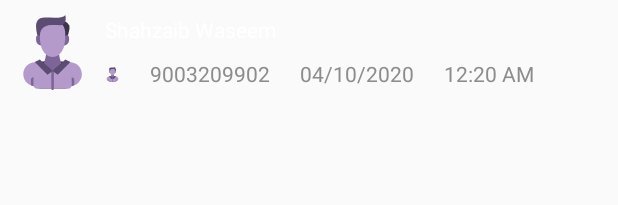
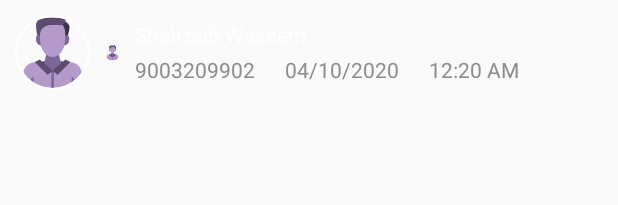
Before and after one commit to ShahzaibWaseem/phoneApp-AndroidViewPager, an Android app: the layout call_logs_list_item.xml on its own in the app's theme, with its tools: preview values and no code run, on a phone screen of 412 x 824 dp. Shown: the top 205 px of the screen. Run offline under Robolectric (Android 15) with nearby library versions, the phone set to English and light mode, and no system bars.

Commit message:
layout alignment call_logs_list_item.xml and contact_list_item.xml

```diff
--- a/app/src/main/res/layout/call_logs_list_item.xml
+++ b/app/src/main/res/layout/call_logs_list_item.xml
@@ -6,13 +6,15 @@
     android:padding="10dp"
     xmlns:app="http://schemas.android.com/apk/res-auto">
 
-    <ImageView
+    <de.hdodenhof.circleimageview.CircleImageView
         android:id="@+id/callLogImage"
         android:layout_width="50dp"
         android:layout_height="50dp"
         android:src="@drawable/ic_person_placeholder"
         app:layout_constraintTop_toTopOf="parent"
-        app:layout_constraintStart_toStartOf="parent"/>
+        app:layout_constraintStart_toStartOf="parent"
+        app:civ_border_width="1dp"
+        app:civ_border_color="#FFF"/>
 
     <TextView
         android:id="@+id/callLogName"
@@ -22,25 +24,28 @@
         android:textColor="@color/design_default_color_on_primary"
         tools:text="Shahzaib Waseem"
         app:layout_constraintTop_toTopOf="parent"
-        app:layout_constraintStart_toEndOf="@+id/callLogImage"/>
+        app:layout_constraintBottom_toTopOf="@+id/callLogDescription"
+        app:layout_constraintStart_toEndOf="@+id/callTypeIcon"/>
+
+    <ImageView
+        android:id="@+id/callTypeIcon"
+        android:layout_width="10dp"
+        android:layout_height="10dp"
+        android:layout_marginStart="10dp"
+        android:src="@drawable/ic_person_placeholder"
+        app:layout_constraintTop_toTopOf="@+id/callLogImage"
+        app:layout_constraintStart_toEndOf="@+id/callLogImage"
+        app:layout_constraintBottom_toBottomOf="@+id/callLogImage"
+        app:layout_constraintEnd_toStartOf="@+id/callLogDescription"/>
 
     <androidx.constraintlayout.widget.ConstraintLayout
+        android:id="@+id/callLogDescription"
         android:layout_width="wrap_content"
         android:layout_height="20dp"
         android:layout_marginStart="10dp"
-        android:layout_marginTop="10dp"
         app:layout_constraintTop_toBottomOf="@+id/callLogName"
-        app:layout_constraintStart_toEndOf="@+id/callLogImage">
-
-        <ImageView
-            android:id="@+id/callTypeIcon"
-            android:layout_width="10dp"
-            android:layout_height="10dp"
-            android:src="@drawable/ic_person_placeholder"
-            app:layout_constraintTop_toTopOf="parent"
-            app:layout_constraintStart_toStartOf="parent"
-            app:layout_constraintEnd_toStartOf="@+id/callLogNumber"
-            app:layout_constraintBottom_toBottomOf="parent"/>
+        app:layout_constraintStart_toEndOf="@+id/callTypeIcon"
+        app:layout_constraintBottom_toBottomOf="@+id/callLogImage">
 
         <TextView
             android:id="@+id/callLogNumber"
@@ -48,10 +53,9 @@
             android:layout_height="20dp"
             android:gravity="start"
             android:textColor="#8C8C8C"
-            android:layout_marginStart="20dp"
             tools:text="9003209902"
             app:layout_constraintTop_toTopOf="parent"
-            app:layout_constraintStart_toEndOf="@+id/callTypeIcon" />
+            app:layout_constraintStart_toStartOf="parent" />
 
         <TextView
             android:id="@+id/callLogDate"
--- a/app/src/main/res/layout/view_pager_activity.xml
+++ b/app/src/main/res/layout/view_pager_activity.xml
@@ -21,7 +21,7 @@
         android:layout_width="match_parent"
         android:layout_height="70dp"
         style="@style/MyTabLayout"
-        android:background="@color/cardview_shadow_start_color"
+        android:background="#373737"
         app:tabIndicatorColor="@color/colorAccent"
         app:tabSelectedTextColor="@color/design_default_color_surface"
         app:tabGravity="fill"
```
Also changed, not shown: app/src/main/res/layout/contact_list_item.xml (+8 -2 lines).
